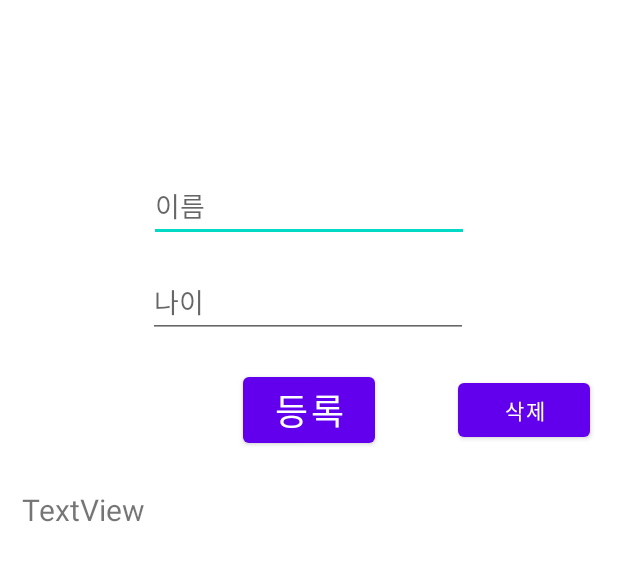
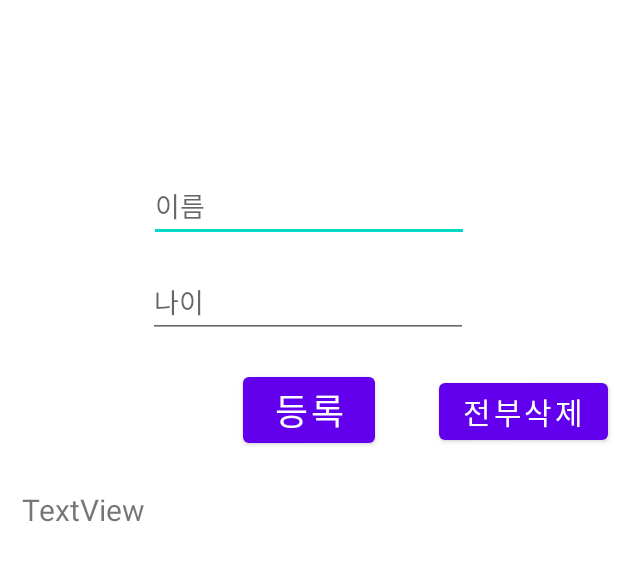
Before and after one commit to HanYeop/AndroidStudio-Practice, an Android app: the layout activity_main.xml on its own in the app's theme, with its tools: preview values and no code run, on a phone screen of 412 x 824 dp. Shown: the top 561 px of the screen. Run offline under Robolectric (Android 15) with nearby library versions, the phone set to English and light mode, and no system bars.

Commit message:
RoomTest Project 주석

```diff
--- a/RoomTest/app/build.gradle
+++ b/RoomTest/app/build.gradle
@@ -50,7 +50,10 @@ dependencies {
 
     def room_version = "2.3.0"
 
+    // room
     implementation "androidx.room:room-runtime:$room_version"
     kapt "androidx.room:room-compiler:$room_version"
-    implementation "androidx.room:room-ktx:$room_version"
+
+    // room 코루틴
+   implementation "androidx.room:room-ktx:$room_version"
 }
--- a/RoomTest/app/src/main/java/org/techtown/roomtest/UserDao.kt
+++ b/RoomTest/app/src/main/java/org/techtown/roomtest/UserDao.kt
@@ -4,7 +4,7 @@ import androidx.room.*
 
 @Dao
 interface UserDao {
-    @Insert
+    @Insert(onConflict = OnConflictStrategy.REPLACE)
     suspend fun insert(user : User)
 
     @Update
--- a/RoomTest/app/src/main/java/org/techtown/roomtest/UserDatabase.kt
+++ b/RoomTest/app/src/main/java/org/techtown/roomtest/UserDatabase.kt
@@ -5,6 +5,7 @@ import androidx.room.Database
 import androidx.room.Room
 import androidx.room.RoomDatabase
 
+// entities = 사용할 엔티티 선언, version = 엔티티 구조 변경 시 구분해주는 역할
 @Database(entities = [User::class], version = 1)
 abstract class UserDatabase : RoomDatabase() {
     abstract fun userDao() : UserDao
--- a/RoomTest/app/src/main/res/layout/activity_main.xml
+++ b/RoomTest/app/src/main/res/layout/activity_main.xml
@@ -62,7 +62,8 @@
         android:layout_marginStart="52dp"
         android:layout_marginTop="24dp"
         android:layout_marginEnd="16dp"
-        android:text="삭제"
+        android:text="전부삭제"
+        android:textSize="20sp"
         android:onClick="deleteAllUser"
         app:layout_constraintEnd_toEndOf="parent"
         app:layout_constraintStart_toEndOf="@+id/button"
```
